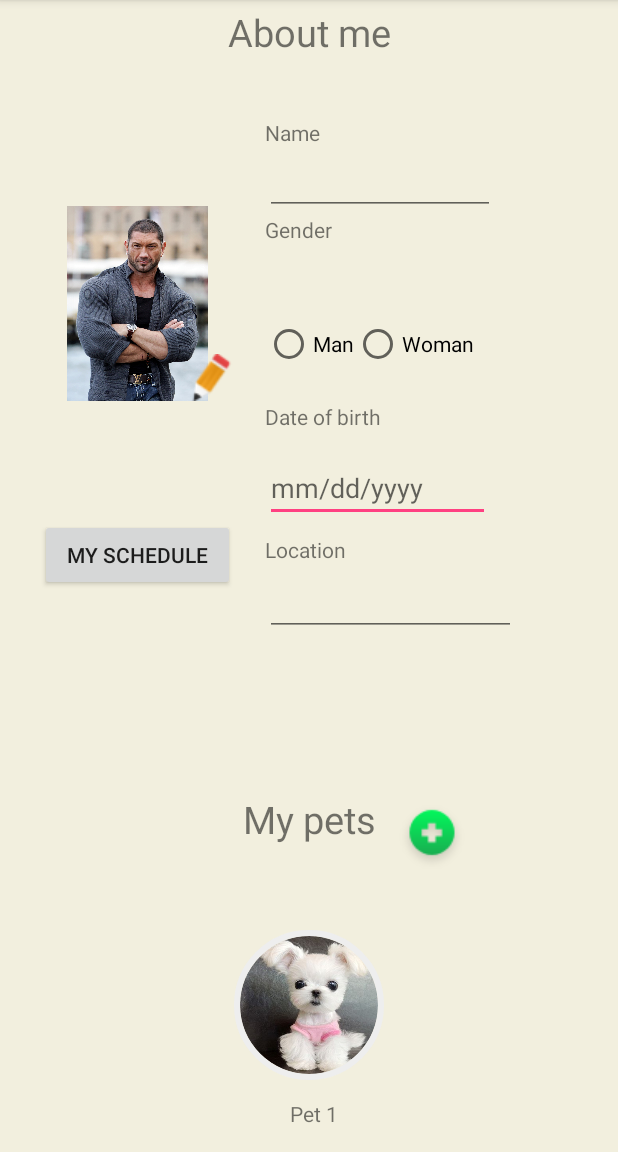
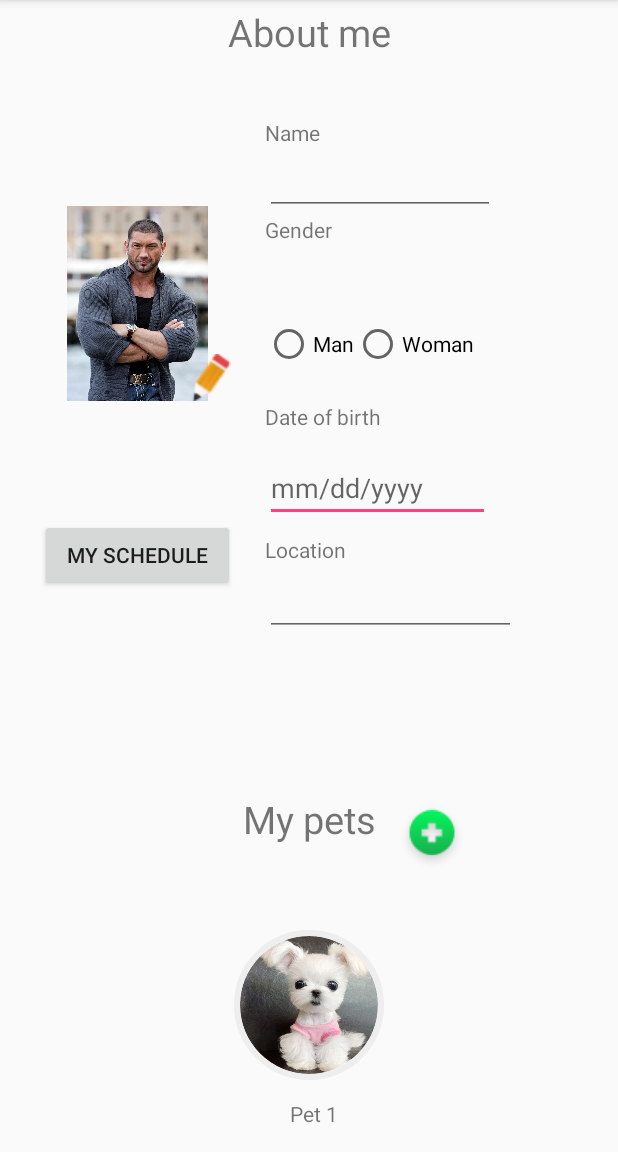
Before and after one commit to zero41120/Pet-Clump, an Android app: the UserInfoActivity screen opened directly, with no data from a screen before it, on a phone screen of 412 x 824 dp, the part 84-1236 px from its top. Run offline under Robolectric (Android 15) with nearby library versions, the phone set to English and light mode, and no system bars; plain views replace CircularImageView.

Commit message:
Changes background to default

```diff
--- a/android/app/src/main/res/layout/activity_user_info.xml
+++ b/android/app/src/main/res/layout/activity_user_info.xml
@@ -4,7 +4,6 @@
     xmlns:tools="http://schemas.android.com/tools"
     android:layout_width="match_parent"
     android:layout_height="match_parent"
-    android:background="@color/lightYellow"
     tools:context=".UserInfoActivity">
 
 
```
